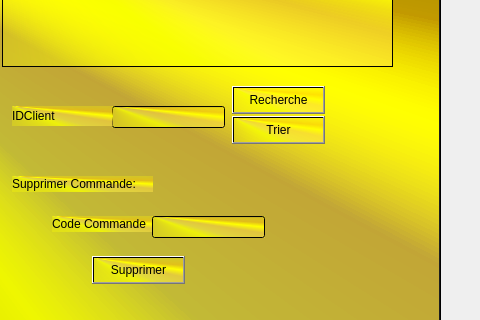
Old version of the form mainwindow.ui in the repository Firas-Bha/Smart-Factory-2A2; both pictures show x 320 to 800 and y 170 to 490 of the 800 by 600 pixel window.
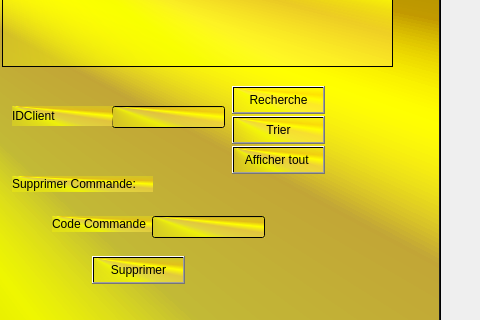
New version of the form. The open tabs and pages were chosen to show the change. Custom widgets are drawn as their Qt base class.

```diff
--- a/mainwindow.ui
+++ b/mainwindow.ui
@@ -914,6 +914,19 @@
          <string>Exporter en PDF</string>
         </property>
        </widget>
+       <widget class="QPushButton" name="pushButton_13">
+        <property name="geometry">
+         <rect>
+          <x>540</x>
+          <y>280</y>
+          <width>93</width>
+          <height>28</height>
+         </rect>
+        </property>
+        <property name="text">
+         <string>Afficher tout </string>
+        </property>
+       </widget>
       </widget>
       <widget class="QWidget" name="tab_3">
        <attribute name="title">
```
Left out of the diff: 15 changed lines with no effect on the pictures.
